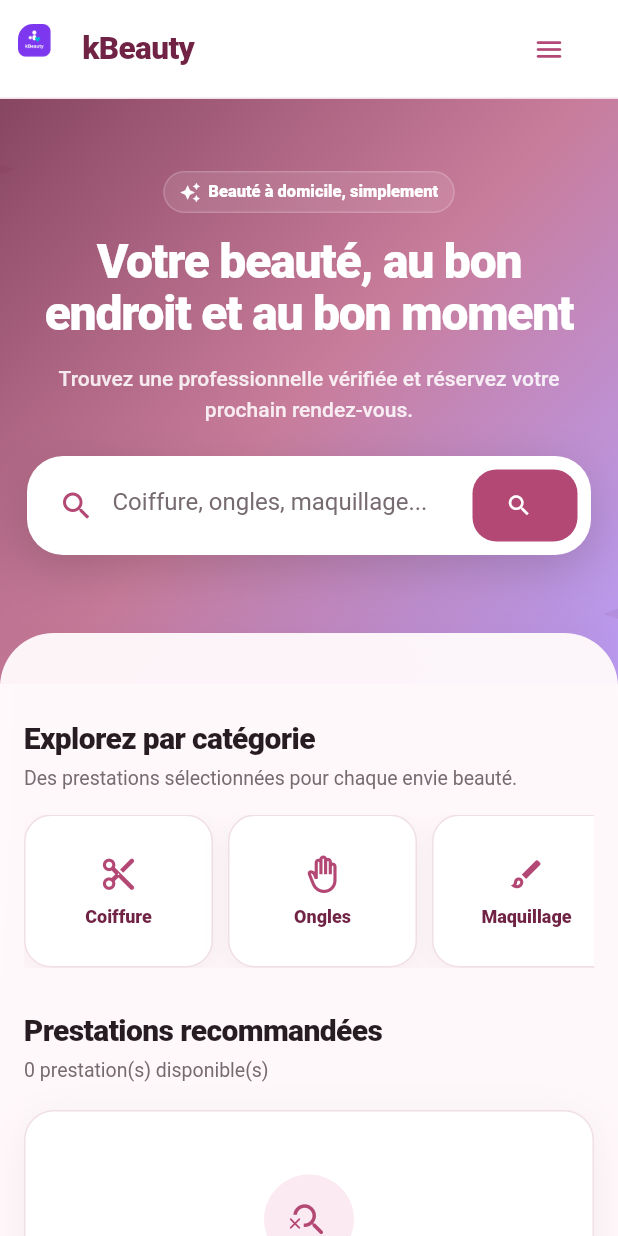
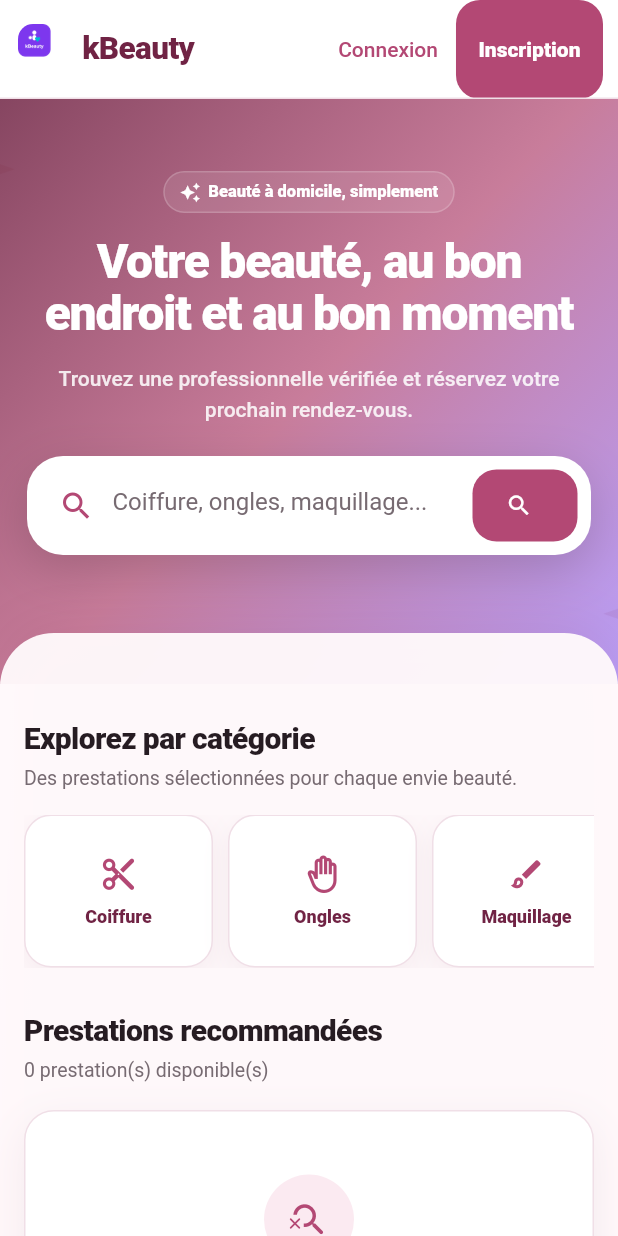
Before and after one commit to Massil-ou/kbeauty, a Flutter app: the screen it shows after launch, on a phone screen of 412 x 824 dp. Run offline on Flutter 3.47's test engine with Material 3 defaults, Android fonts, the phone set to English and light mode, and no system bars; our stand-ins replace dio, go_router, shared_preferences; accounts and stored records are empty; network calls fail.

Commit message:
Show signup actions on public header

```diff
--- a/lib/Shared/KBeautyWidgets.dart
+++ b/lib/Shared/KBeautyWidgets.dart
@@ -73,17 +73,14 @@ class KBeautyHeader extends StatelessWidget implements PreferredSizeWidget {
         ),
         actions: [
           ...actions,
-          if (MediaQuery.sizeOf(context).width >= 720)
-            ..._desktopActions(context)
-          else
-            _mobileMenu(context),
+          ..._accountActions(context),
           const SizedBox(width: 10),
         ],
       ),
     );
   }
 
-  List<Widget> _desktopActions(BuildContext context) {
+  List<Widget> _accountActions(BuildContext context) {
     if (!manager.isAuthenticated) {
       return [
         TextButton(
@@ -91,17 +88,22 @@ class KBeautyHeader extends StatelessWidget implements PreferredSizeWidget {
           child: const Text('Connexion'),
         ),
         const SizedBox(width: 4),
-        _menuButton(context),
+        ElevatedButton(
+          onPressed: () => context.go('/signup'),
+          style: ElevatedButton.styleFrom(
+            padding: const EdgeInsets.symmetric(horizontal: 15, vertical: 11),
+          ),
+          child: const Text('Inscription'),
+        ),
       ];
     }
 
     return [
-      _menuButton(context, showLabel: true),
+      _menuButton(
+        context,
+        showLabel: MediaQuery.sizeOf(context).width >= 720,
+      ),
     ];
-  }
-
-  Widget _mobileMenu(BuildContext context) {
-    return _menuButton(context);
   }
 
   Widget _menuButton(BuildContext context, {bool showLabel = false}) {
```
Also changed, not shown: lib/Shared/KBeautyAccountMenu.dart (+10 -42 lines), 1 other file.
